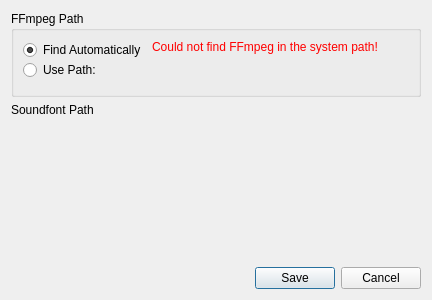
The window that gui/src/optionsdialog.ui (Robert-Furth/Osmium) describes before a commit, drawn with Qt 5.
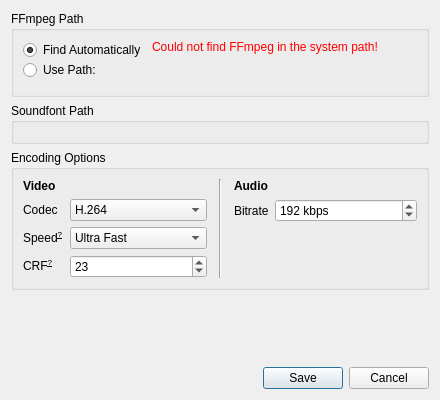
The same window after the commit. Custom widgets are drawn as their Qt base class.

```diff
--- a/gui/src/optionsdialog.ui
+++ b/gui/src/optionsdialog.ui
@@ -6,16 +6,34 @@
    <rect>
     <x>0</x>
     <y>0</y>
-    <width>432</width>
-    <height>300</height>
+    <width>440</width>
+    <height>400</height>
    </rect>
   </property>
+  <property name="minimumSize">
+   <size>
+    <width>440</width>
+    <height>400</height>
+   </size>
+  </property>
+  <property name="maximumSize">
+   <size>
+    <width>440</width>
+    <height>400</height>
+   </size>
+  </property>
   <property name="windowTitle">
    <string>Dialog</string>
   </property>
   <layout class="QVBoxLayout" name="verticalLayout">
    <item>
     <widget class="QGroupBox" name="groupBox_2">
+     <property name="sizePolicy">
+      <sizepolicy hsizetype="Preferred" vsizetype="Fixed">
+       <horstretch>0</horstretch>
+       <verstretch>0</verstretch>
+      </sizepolicy>
+     </property>
      <property name="title">
       <string>FFmpeg Path</string>
      </property>
@@ -96,20 +114,220 @@
     </widget>
    </item>
    <item>
-    <widget class="QLabel" name="label">
-     <property name="text">
+    <widget class="QGroupBox" name="groupBox_3">
+     <property name="title">
       <string>Soundfont Path</string>
      </property>
+     <layout class="QVBoxLayout" name="verticalLayout_2">
+      <item>
+       <widget class="controls::PathChooser" name="pcSoundfontPath" native="true">
+        <property name="focusPolicy">
+         <enum>Qt::FocusPolicy::TabFocus</enum>
+        </property>
+        <property name="filter" stdset="0">
+         <string>Soundfonts (*.sf2 *.sfz)</string>
+        </property>
+       </widget>
+      </item>
+     </layout>
     </widget>
    </item>
    <item>
-    <widget class="controls::PathChooser" name="pcSoundfontPath" native="true">
-     <property name="focusPolicy">
-      <enum>Qt::FocusPolicy::TabFocus</enum>
+    <widget class="QGroupBox" name="groupBox">
+     <property name="title">
+      <string>Encoding Options</string>
      </property>
-     <property name="filter" stdset="0">
-      <string>Soundfonts (*.sf2 *.sfz)</string>
-     </property>
+     <layout class="QGridLayout" name="gridLayout_2" columnstretch="1,0,1">
+      <property name="horizontalSpacing">
+       <number>12</number>
+      </property>
+      <item row="1" column="0">
+       <widget class="QWidget" name="widget" native="true">
+        <layout class="QFormLayout" name="formLayout">
+         <property name="leftMargin">
+          <number>0</number>
+         </property>
+         <property name="topMargin">
+          <number>0</number>
+         </property>
+         <property name="rightMargin">
+          <number>0</number>
+         </property>
+         <property name="bottomMargin">
+          <number>0</number>
+         </property>
+         <item row="0" column="0">
+          <widget class="QLabel" name="label_2">
+           <property name="text">
+            <string>Codec</string>
+           </property>
+          </widget>
+         </item>
+         <item row="0" column="1">
+          <widget class="QComboBox" name="cmbVideoCodec">
+           <item>
+            <property name="text">
+             <string>H.264</string>
+            </property>
+           </item>
+           <item>
+            <property name="text">
+             <string>H.265 (HEVC)</string>
+            </property>
+           </item>
+          </widget>
+         </item>
+         <item row="1" column="0">
+          <widget class="QLabel" name="label_4">
+           <property name="toolTip">
+            <string>&lt;html&gt;&lt;head/&gt;&lt;body&gt;&lt;p&gt;Encoding speed (aka the ffmpeg &amp;quot;-preset&amp;quot; flag). Higher speeds generally correlate with less efficient encoding/larger file sizes.&lt;/p&gt;&lt;/body&gt;&lt;/html&gt;</string>
+           </property>
+           <property name="text">
+            <string>&lt;html&gt;&lt;head/&gt;&lt;body&gt;&lt;p&gt;Speed&lt;span style=&quot; text-decoration: underline; vertical-align:super;&quot;&gt;?&lt;/span&gt;&lt;/p&gt;&lt;/body&gt;&lt;/html&gt;</string>
+           </property>
+          </widget>
+         </item>
+         <item row="1" column="1">
+          <widget class="QComboBox" name="cmbEncodeSpeed">
+           <property name="currentIndex">
+            <number>0</number>
+           </property>
+           <item>
+            <property name="text">
+             <string>Ultra Fast</string>
+            </property>
+           </item>
+           <item>
+            <property name="text">
+             <string>Super Fast</string>
+            </property>
+           </item>
+           <item>
+            <property name="text">
+             <string>Very Fast</string>
+            </property>
+           </item>
+           <item>
+            <property name="text">
+             <string>Faster</string>
+            </property>
+           </item>
+           <item>
+            <property name="text">
+             <string>Fast</string>
+            </property>
+           </item>
+           <item>
+            <property name="text">
+             <string>Medium</string>
+            </property>
+           </item>
+           <item>
+            <property name="text">
+             <string>Slow</string>
+            </property>
+           </item>
+           <item>
+            <property name="text">
+             <string>Slower</string>
+            </property>
+           </item>
+           <item>
+            <property name="text">
+             <string>Very Slow</string>
+            </property>
+           </item>
+          </widget>
+         </item>
+         <item row="2" column="0">
+          <widget class="QLabel" name="label_3">
+           <property name="toolTip">
+            <string>&lt;html&gt;&lt;head/&gt;&lt;body&gt;&lt;p&gt;Short for &amp;quot;constant rate factor.&amp;quot; Lower values result in higher video quality but larger file sizes. Should generally be set between 17 and 32ish. The default value is 23 for H.264 and 28 for H.265.&lt;/p&gt;&lt;/body&gt;&lt;/html&gt;</string>
+           </property>
+           <property name="text">
+            <string>&lt;html&gt;&lt;head/&gt;&lt;body&gt;&lt;p&gt;CRF&lt;span style=&quot; text-decoration: underline; vertical-align:super;&quot;&gt;?&lt;/span&gt;&lt;/p&gt;&lt;/body&gt;&lt;/html&gt;</string>
+           </property>
+           <property name="textFormat">
+            <enum>Qt::TextFormat::RichText</enum>
+           </property>
+          </widget>
+         </item>
+         <item row="2" column="1">
+          <widget class="QSpinBox" name="sbCrf">
+           <property name="maximum">
+            <number>51</number>
+           </property>
+           <property name="value">
+            <number>23</number>
+           </property>
+          </widget>
+         </item>
+        </layout>
+       </widget>
+      </item>
+      <item row="0" column="0">
+       <widget class="QLabel" name="label_6">
+        <property name="text">
+         <string>&lt;b&gt;Video&lt;/b&gt;</string>
+        </property>
+       </widget>
+      </item>
+      <item row="0" column="2">
+       <widget class="QLabel" name="label_7">
+        <property name="text">
+         <string>&lt;b&gt;Audio&lt;/b&gt;</string>
+        </property>
+       </widget>
+      </item>
+      <item row="1" column="2">
+       <widget class="QWidget" name="widget_2" native="true">
+        <layout class="QFormLayout" name="formLayout_2">
+         <property name="leftMargin">
+          <number>0</number>
+         </property>
+         <property name="topMargin">
+          <number>0</number>
+         </property>
+         <property name="rightMargin">
+          <number>0</number>
+         </property>
+         <property name="bottomMargin">
+          <number>0</number>
+         </property>
+         <item row="0" column="0">
+          <widget class="QLabel" name="label_5">
+           <property name="text">
+            <string>Bitrate</string>
+           </property>
+          </widget>
+         </item>
+         <item row="0" column="1">
+          <widget class="QSpinBox" name="sbAudioBitrate">
+           <property name="suffix">
+            <string> kbps</string>
+           </property>
+           <property name="minimum">
+            <number>128</number>
+           </property>
+           <property name="maximum">
+            <number>256</number>
+           </property>
+           <property name="value">
+            <number>192</number>
+           </property>
+          </widget>
+         </item>
+        </layout>
+       </widget>
+      </item>
+      <item row="0" column="1" rowspan="2">
+       <widget class="Line" name="line">
+        <property name="orientation">
+         <enum>Qt::Orientation::Vertical</enum>
+        </property>
+       </widget>
+      </item>
+     </layout>
     </widget>
    </item>
    <item>
```
Left out of the diff: 26 changed lines with no effect on the pictures.
